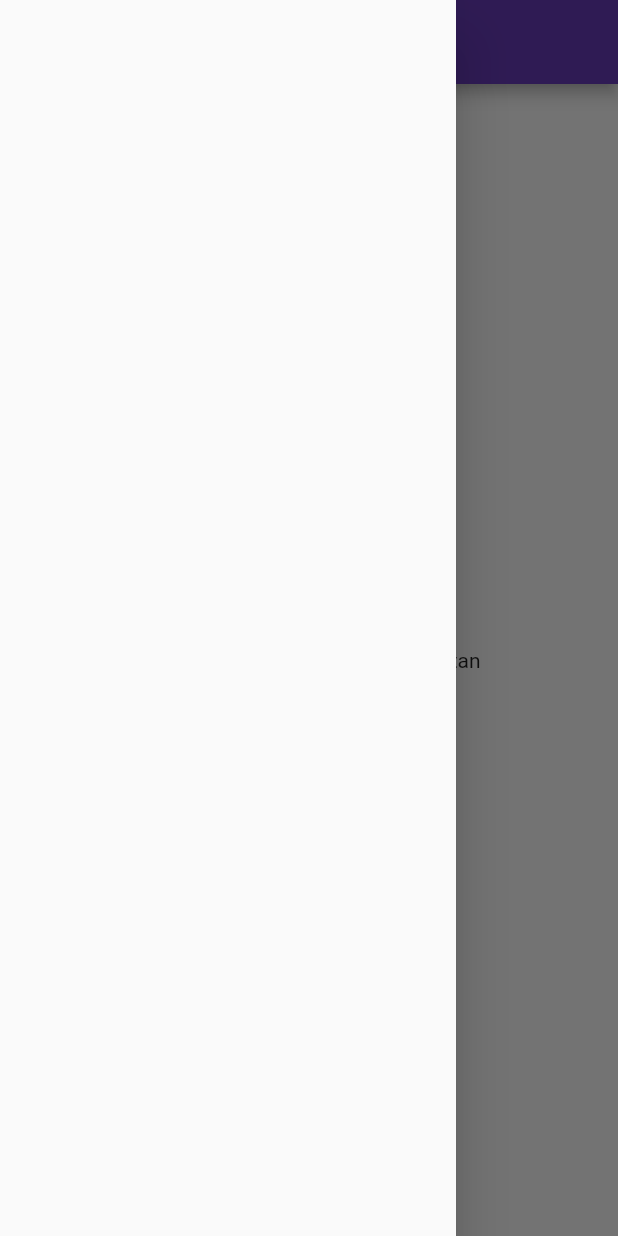
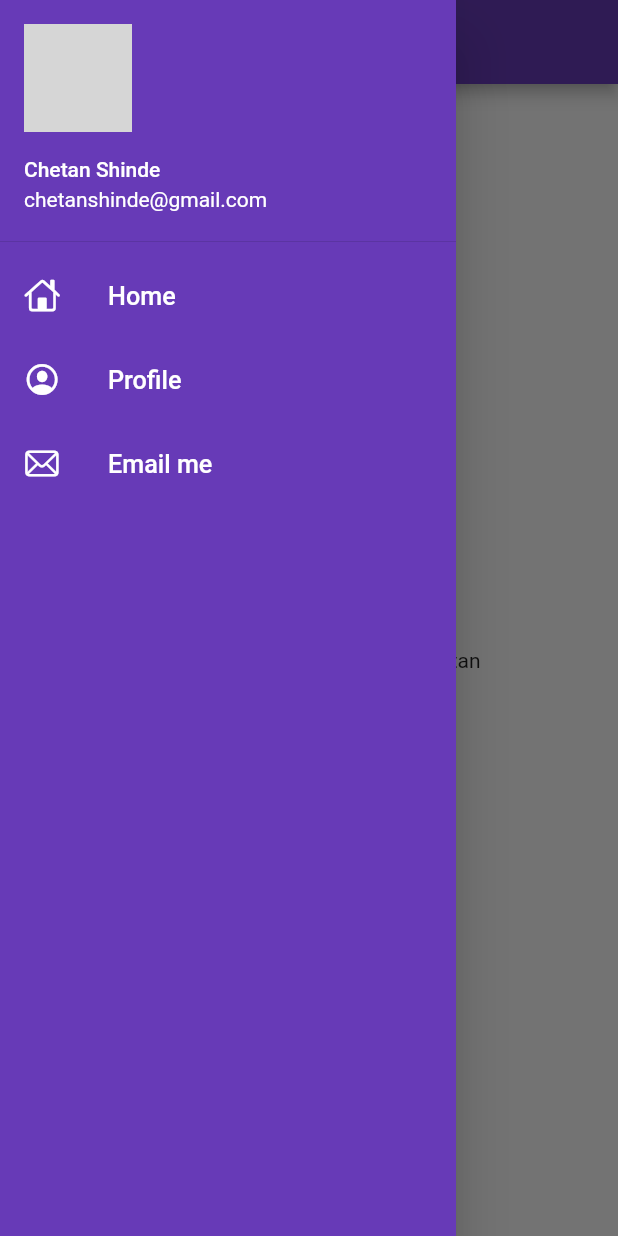
Before and after one commit to ShindeChetan/30DaysOfFlutter, a Flutter app: the screen it shows after launch, with the side drawer open, on a phone screen of 412 x 824 dp. Run offline on Flutter 3.47's test engine with Material 2 defaults, Android fonts, the phone set to English and light mode, and no system bars; network calls fail; grey boxes are pictures that could not be loaded.

Commit message:
Day9 completed

```diff
--- a/lib/main.dart
+++ b/lib/main.dart
@@ -24,7 +24,7 @@ class MyApp extends StatelessWidget {
       themeMode: ThemeMode.light,
       theme: ThemeData(primarySwatch: Colors.deepPurple),
       //darkTheme: ThemeData(brightness: Brightness.dark),
-      initialRoute: "/home",
+      initialRoute: MyRoutes.homeRoute,
       routes: {
         "/": (context) => LoginPage(),
         MyRoutes.homeRoute: (context) => HomePage(),
--- a/lib/pages/home_page.dart
+++ b/lib/pages/home_page.dart
@@ -1,4 +1,5 @@
 import 'package:flutter/material.dart';
+import 'package:flutter_catalog/widgets/drawer.dart';
 
 class HomePage extends StatelessWidget {
   int days = 30;
@@ -15,7 +16,7 @@ class HomePage extends StatelessWidget {
           child: Text("Welcome to # $days OfFlutter by $name"),
         ),
       ),
-      drawer: Drawer(),
+      drawer: MyDrawer(),
     );
   }
 }
--- /dev/null
+++ b/lib/widgets/drawer.dart
@@ -0,0 +1,71 @@
+import 'package:flutter/cupertino.dart';
+import 'package:flutter/material.dart';
+
+class MyDrawer extends StatelessWidget {
+  @override
+  Widget build(BuildContext context) {
+    final imageUrl =
+        "https://www.google.com/search?q=i+am+chetan+shinde&tbm=isch&ved=2ahUKEwiAzLvmlPnuAhVYUysKHcW4DuMQ2-cCegQIABAA&oq=i+am+chetan+shinde&gs_lcp=CgNpbWcQA1Dn3wFYx6UCYN2sAmgAcAB4AIABrQWIAaAYkgELMC4xLjQuMS4yLjGYAQCgAQGqAQtnd3Mtd2l6LWltZ8ABAQ&sclient=img&ei=R14xYMAM2KatAcXxupgO&bih=568&biw=1242#imgrc=UGPPKeWOjwr0zM";
+    return Drawer(
+      child: Container(
+        color: Colors.deepPurple,
+        child: ListView(
+          padding: EdgeInsets.zero,
+          children: [
+            DrawerHeader(
+                // decoration: BoxDecoration(
+                //   color: Colors.red,
+                // ),
+                padding: EdgeInsets.zero,
+                child: UserAccountsDrawerHeader(
+                    margin: EdgeInsets.zero,
+                    accountName: Text("Chetan Shinde"),
+                    accountEmail: Text("chetanshinde@gmail.com"),
+                    currentAccountPicture: CircleAvatar(
+                      backgroundImage: NetworkImage(imageUrl),
+                    ))),
+            ListTile(
+              leading: Icon(
+                CupertinoIcons.home,
+                color: Colors.white,
+              ),
+              title: Text(
+                "Home",
+                textScaleFactor: 1.2,
+                style: TextStyle(
+                  color: Colors.white,
+                ),
+              ),
+            ),
+            ListTile(
+              leading: Icon(
+                CupertinoIcons.profile_circled,
+                color: Colors.white,
+              ),
+              title: Text(
+                "Profile",
+                textScaleFactor: 1.2,
+                style: TextStyle(
+                  color: Colors.white,
+                ),
+              ),
+            ),
+            ListTile(
+              leading: Icon(
+                CupertinoIcons.mail,
+                color: Colors.white,
+              ),
+              title: Text(
+                "Email me",
+                textScaleFactor: 1.2,
+                style: TextStyle(
+                  color: Colors.white,
+                ),
+              ),
+            ),
+          ],
+        ),
+      ),
+    );
+  }
+}
```
